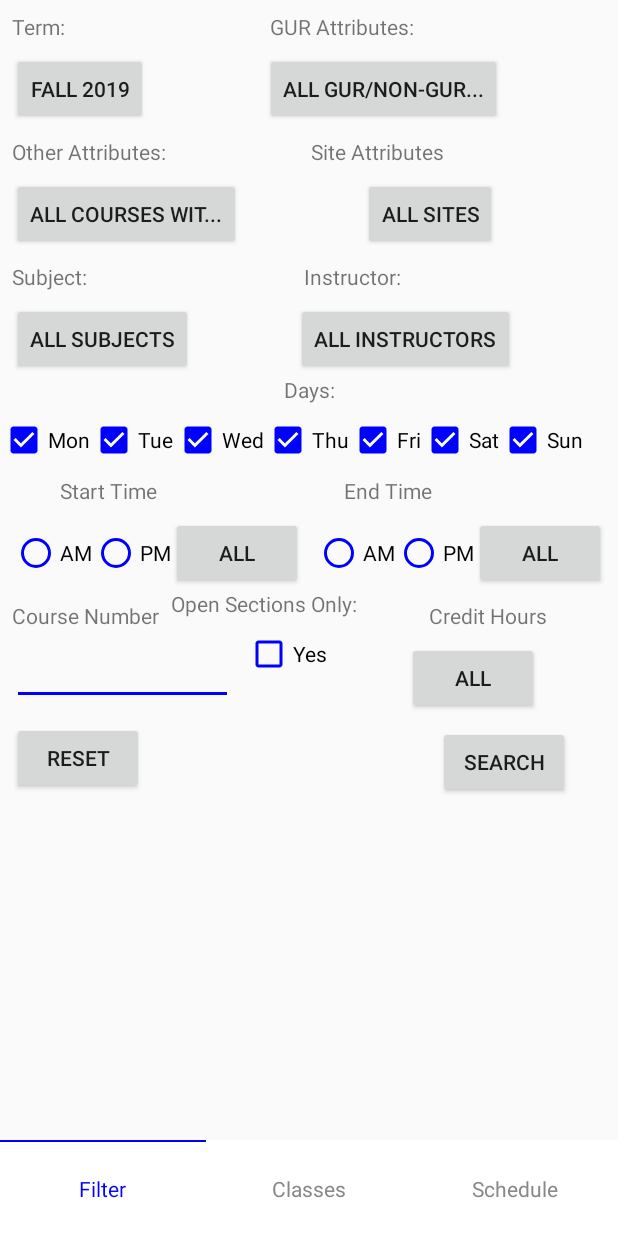
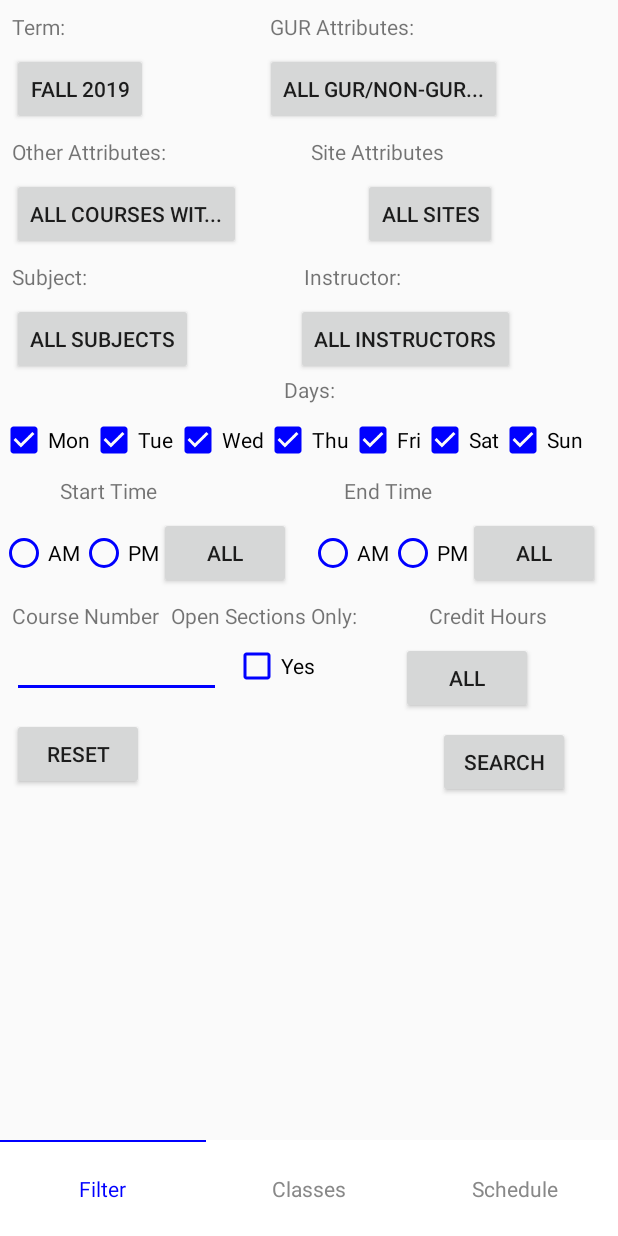
Before and after one commit to Zach076/WWU_Classfinder, an Android app: the screen it shows after launch (MainActivity), on a phone screen of 412 x 824 dp. Run offline under Robolectric (Android 15) with nearby library versions, the phone set to English and light mode, and no system bars; 5 statements that could not run were skipped.

Commit message:
adjusted the layout slightly

```diff
--- a/app/src/main/res/layout/filter_layout.xml
+++ b/app/src/main/res/layout/filter_layout.xml
@@ -326,7 +326,7 @@
             android:id="@+id/radioGroup2"
             android:layout_width="wrap_content"
             android:layout_height="wrap_content"
-            android:layout_marginStart="8dp"
+            android:layout_marginStart="0dp"
             android:layout_marginLeft="8dp"
             android:layout_marginTop="8dp"
             android:orientation="horizontal"
@@ -350,7 +350,7 @@
 
             <Button
                 android:id="@+id/startHour"
-                android:layout_width="match_parent"
+                android:layout_width="wrap_content"
                 android:layout_height="wrap_content"
                 android:layout_weight="1"
                 android:onClick="startHourButton"
@@ -399,16 +399,16 @@
 
         <EditText
             android:id="@+id/editCourseNumber"
-        android:layout_width="147dp"
-        android:layout_height="42dp"
+            android:layout_width="139dp"
+            android:layout_height="37dp"
             android:layout_marginStart="8dp"
             android:layout_marginLeft="8dp"
             android:layout_marginTop="8dp"
+            android:backgroundTint="#0000FF"
             android:ems="10"
             android:inputType="textPersonName"
+            android:text=""
             android:textCursorDrawable="@drawable/blue_cursor"
-        android:backgroundTint="#0000FF"
-        android:text=""
             app:layout_constraintStart_toStartOf="parent"
             app:layout_constraintTop_toBottomOf="@+id/courseNumber" />
 
@@ -429,6 +429,7 @@
             android:layout_height="wrap_content"
             android:layout_marginStart="8dp"
             android:layout_marginLeft="8dp"
+            android:layout_marginTop="8dp"
             android:text="Open Sections Only:"
             app:layout_constraintStart_toEndOf="@+id/courseNumber"
             app:layout_constraintTop_toBottomOf="@+id/radioGroup4" />
```
Lines whose indentation alone changed are shown as unchanged.
